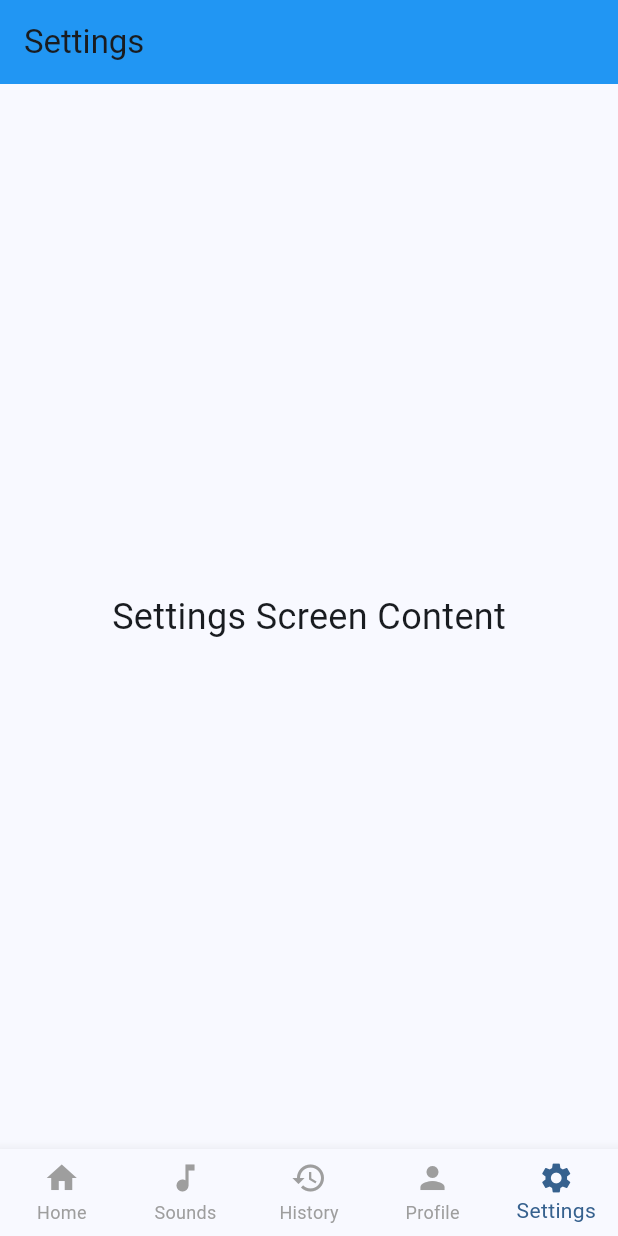
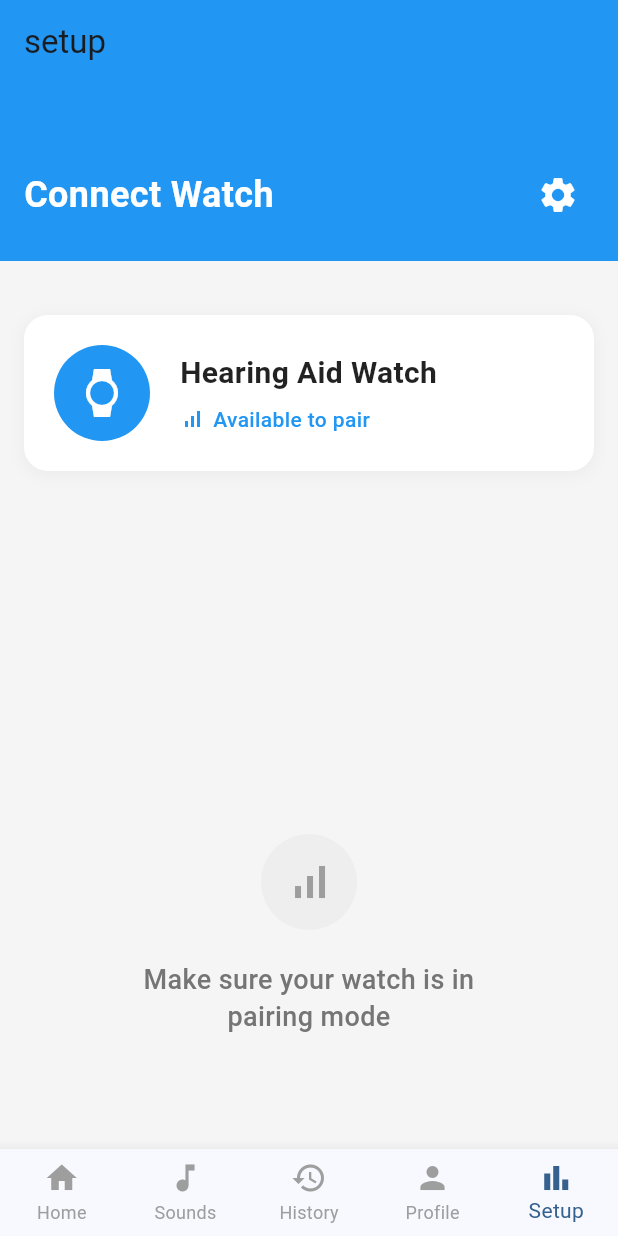
Before and after one commit to irmakakmann/hear4me_app, a Flutter app: the screen it shows after launch, item 5 of the bottom bar chosen, on a phone screen of 412 x 824 dp. Run offline on Flutter 3.47's test engine with Material 3 defaults, Android fonts, the phone set to English and light mode, and no system bars.

Commit message:
Added the setup page and updated the bottom bar naming

```diff
--- a/lib/main.dart
+++ b/lib/main.dart
@@ -1,5 +1,6 @@
 import 'package:flutter/material.dart';
 import 'sounds.dart';
+import 'setup.dart';
 
 void main() {
   runApp(const MyApp());
@@ -59,7 +60,7 @@ class _MyHomePageState extends State<MyHomePage> {
       SoundsScreen(),
       const Center(child: Text('History Screen Content', style: TextStyle(fontSize: 24))),
       const Center(child: Text('Profile Screen Content', style: TextStyle(fontSize: 24))),
-      const Center(child: Text('Settings Screen Content', style: TextStyle(fontSize: 24))),
+      const SetupScreen(),
     ];
   }
 
@@ -69,7 +70,7 @@ class _MyHomePageState extends State<MyHomePage> {
     'Sounds',       // Title for Sounds (index 1)
     'History',      // Title for History (index 2)
     'Profile',      // Title for Profile (index 3)
-    'Settings',     // Title for Settings (index 4)
+    'setup',     // Title for Settings (index 4)
   ];
 
   @override
@@ -103,8 +104,8 @@ class _MyHomePageState extends State<MyHomePage> {
             label: 'Profile',
           ),
           BottomNavigationBarItem(
-            icon: Icon(Icons.settings),
-            label: 'Settings',
+            icon: Icon(Icons.bar_chart),
+            label: 'Setup',
           ),
         ],
         currentIndex: _selectedIndex,
--- /dev/null
+++ b/lib/setup.dart
@@ -0,0 +1,271 @@
+import 'package:flutter/material.dart';
+
+class SetupScreen extends StatefulWidget {
+  const SetupScreen({super.key});
+
+  @override
+  State<SetupScreen> createState() => _SetupScreenState();
+}
+
+class _SetupScreenState extends State<SetupScreen> with TickerProviderStateMixin {
+  //Animation controller for the scanning spinner
+  late AnimationController _animationController;
+  bool isScanning = true;
+  bool deviceFound = false;
+
+  @override
+  void initState() {
+    super.initState();
+    _animationController = AnimationController(
+      duration: const Duration(seconds: 1),
+      vsync: this,
+    )..repeat();
+
+    //Simulate device discovery after a second
+    Future.delayed(const Duration(seconds: 1), () {
+      setState(() {
+        isScanning = false;
+        deviceFound = true;
+      });
+    });
+  }
+
+  @override
+  void dispose() {
+    _animationController.dispose();
+    super.dispose();
+  }
+
+  //Helper to Build Scanning Card
+  Widget buildScanningCard() {
+    return Container(
+      width: double.infinity,
+      padding: const EdgeInsets.all(24.0),
+      decoration: BoxDecoration(
+        color: Colors.white,
+        borderRadius: BorderRadius.circular(16.0),
+        boxShadow: [
+          BoxShadow(
+            color: Colors.grey.withOpacity(0.1),
+            spreadRadius: 1,
+            blurRadius: 8,
+            offset: const Offset(0, 2),
+          ),
+        ],
+      ),
+      child: Row(
+        children: [
+          //Animated loading spinner
+          RotationTransition(
+            turns: _animationController,
+            child: Container(
+              width: 48,
+              height: 48,
+              decoration: BoxDecoration(
+                borderRadius: BorderRadius.circular(24.0),
+                border: Border.all(
+                  color: Colors.blue,
+                  width: 3,
+                ),
+              ),
+              child: Container(
+                margin: const EdgeInsets.all(8),
+                decoration: BoxDecoration(
+                  color: Colors.blue,
+                  borderRadius: BorderRadius.circular(16.0),
+                ),
+              ),
+            ),
+          ),
+
+          const SizedBox(width: 20),
+
+          //Scanning text
+          const Expanded(
+            child: Text(
+              'Scanning for hearing aid watches...',
+              style: TextStyle(
+                fontSize: 18,
+                color: Colors.grey,
+                fontWeight: FontWeight.w500,
+              ),
+            ),
+          ),
+        ],
+      ),
+    );
+  }
+
+  //Helper to Build Device Found Card
+  Widget buildDeviceFoundCard() {
+    return Container(
+      width: double.infinity,
+      padding: const EdgeInsets.all(20.0),
+      decoration: BoxDecoration(
+        color: Colors.white,
+        borderRadius: BorderRadius.circular(16.0),
+        boxShadow: [
+          BoxShadow(
+            color: Colors.grey.withOpacity(0.1),
+            spreadRadius: 1,
+            blurRadius: 8,
+            offset: const Offset(0, 2),
+          ),
+        ],
+      ),
+      child: Row(
+        children: [
+          //Watch icon with blue background
+          Container(
+            width: 64,
+            height: 64,
+            decoration: BoxDecoration(
+              color: Colors.blue,
+              borderRadius: BorderRadius.circular(32.0),
+            ),
+            child: const Icon(
+              Icons.watch,
+              color: Colors.white,
+              size: 32,
+            ),
+          ),
+
+          const SizedBox(width: 20),
+
+          //Device info
+          const Expanded(
+            child: Column(
+              crossAxisAlignment: CrossAxisAlignment.start,
+              children: [
+                Text(
+                  'Hearing Aid Watch',
+                  style: TextStyle(
+                    fontSize: 20,
+                    fontWeight: FontWeight.bold,
+                    color: Colors.black87,
+                  ),
+                ),
+                SizedBox(height: 6),
+                Row(
+                  children: [
+                    Icon(
+                      Icons.signal_cellular_alt,
+                      size: 16,
+                      color: Colors.blue,
+                    ),
+                    SizedBox(width: 6),
+                    Text(
+                      'Available to pair',
+                      style: TextStyle(
+                        fontSize: 14,
+                        color: Colors.blue,
+                        fontWeight: FontWeight.w500,
+                      ),
+                    ),
+                  ],
+                ),
+              ],
+            ),
+          ),
+        ],
+      ),
+    );
+  }
+
+  //Helper to Build Bottom Instructions
+  Widget buildBottomInstructions() {
+    return Column(
+      children: [
+        //Signal icon
+        Container(
+          width: 64,
+          height: 64,
+          decoration: BoxDecoration(
+            color: Colors.grey.shade200,
+            borderRadius: BorderRadius.circular(32.0),
+          ),
+          child: Icon(
+            Icons.signal_cellular_alt,
+            color: Colors.grey.shade500,
+            size: 32,
+          ),
+        ),
+
+        const SizedBox(height: 20),
+
+        //Instruction text
+        Text(
+          'Make sure your watch is in\npairing mode',
+          textAlign: TextAlign.center,
+          style: TextStyle(
+            fontSize: 18,
+            color: Colors.grey.shade600,
+            fontWeight: FontWeight.w500,
+            height: 1.4,
+          ),
+        ),
+      ],
+    );
+  }
+
+  @override
+  Widget build(BuildContext context) {
+    return Scaffold(
+      backgroundColor: Colors.grey.shade100,
+      body: Column(
+        children: [
+          //Blue header section
+          Container(
+            width: double.infinity,
+            padding: const EdgeInsets.fromLTRB(16, 50, 16, 20),
+            decoration: const BoxDecoration(
+              color: Colors.blue,
+            ),
+            child: Row(
+              mainAxisAlignment: MainAxisAlignment.spaceBetween,
+              children: [
+                const Text(
+                  'Connect Watch',
+                  style: TextStyle(
+                    fontSize: 24,
+                    fontWeight: FontWeight.bold,
+                    color: Colors.white,
+                  ),
+                ),
+                IconButton(
+                  icon: const Icon(Icons.settings, color: Colors.white, size: 28),
+                  onPressed: () {
+                    //Handle settings tap
+                  },
+                ),
+              ],
+            ),
+          ),
+
+          //Content section
+          Expanded(
+            child: Padding(
+              padding: const EdgeInsets.all(16.0),
+              child: Column(
+                children: [
+                  const SizedBox(height: 20),
+
+                  //Scanning or Device Found Card
+                  if (isScanning) buildScanningCard(),
+                  if (deviceFound) buildDeviceFoundCard(),
+
+                  const Spacer(),
+
+                  //Bottom instructions
+                  buildBottomInstructions(),
+
+                  const SizedBox(height: 60),
+                ],
+              ),
+            ),
+          ),
+        ],
+      ),
+    );
+  }
+}
```
